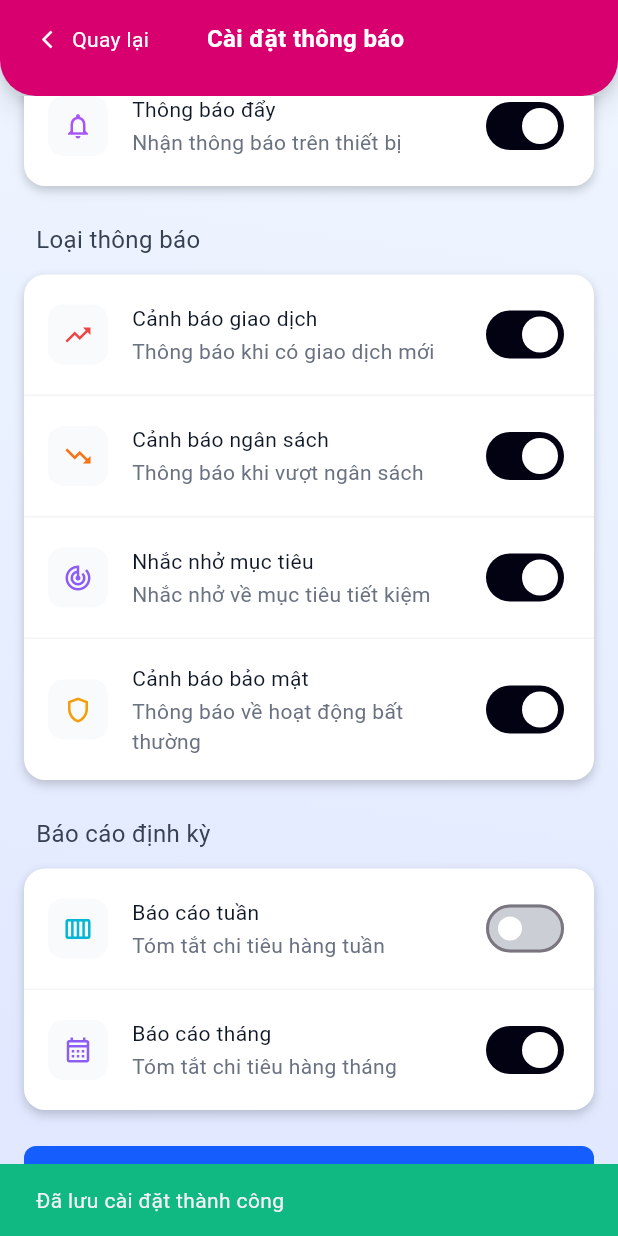
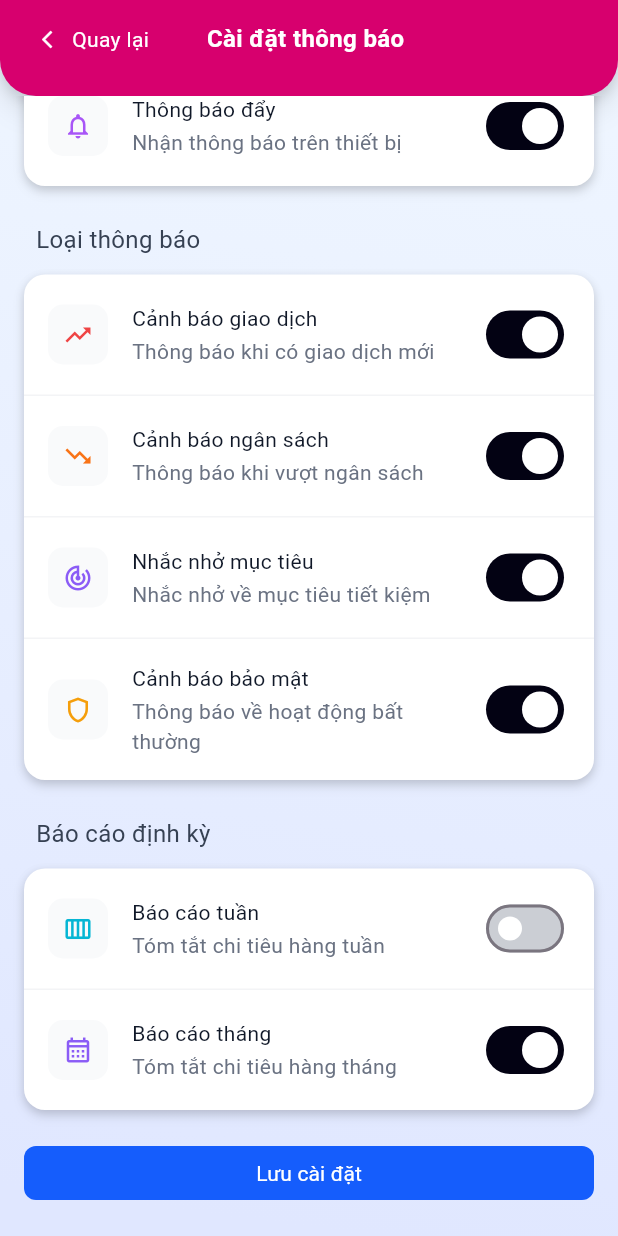
Before and after one commit to mchien1005/Finpal-MobileApp, a Flutter app: the NotificationsScreen screen opened directly, scrolled down 241 dp, after a tap on "Lưu cài đặt", on a phone screen of 412 x 824 dp. Run offline on Flutter 3.47's test engine with Material 3 defaults, Android fonts, the phone set to English and light mode, and no system bars; our stand-ins replace fl_chart, flutter_svg, material_design_icons_flutter, shared_preferences; accounts and stored records are empty; Roboto replaces fonts that are missing (Arimo).

Commit message:
[Update] Remove snackbar notification from save settings function

```diff
--- a/finpal_mobile/lib/presentation/screens/notifications/notifications_screen.dart
+++ b/finpal_mobile/lib/presentation/screens/notifications/notifications_screen.dart
@@ -451,12 +451,5 @@ class _NotificationsScreenState extends State<NotificationsScreen> {
 
   void _handleSaveSettings() {
     // TODO: Save settings to backend
-    ScaffoldMessenger.of(context).showSnackBar(
-      const SnackBar(
-        content: Text('Đã lưu cài đặt thành công'),
-        backgroundColor: Color(0xFF10B981),
-        duration: Duration(seconds: 2),
-      ),
-    );
   }
 }
```
